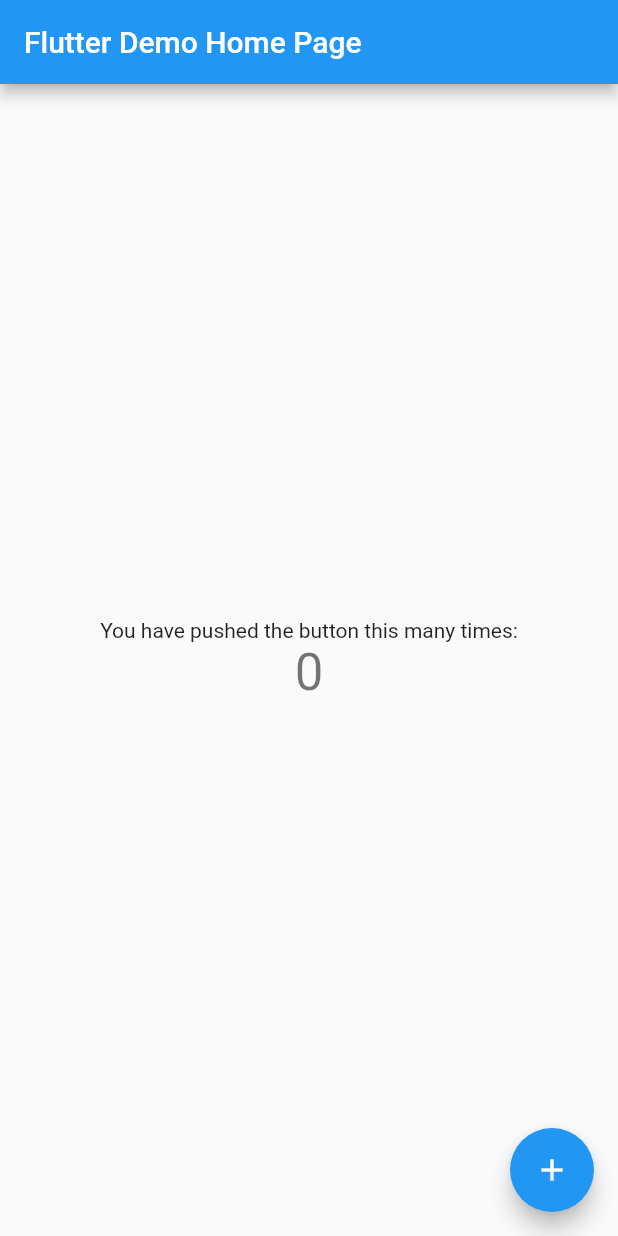
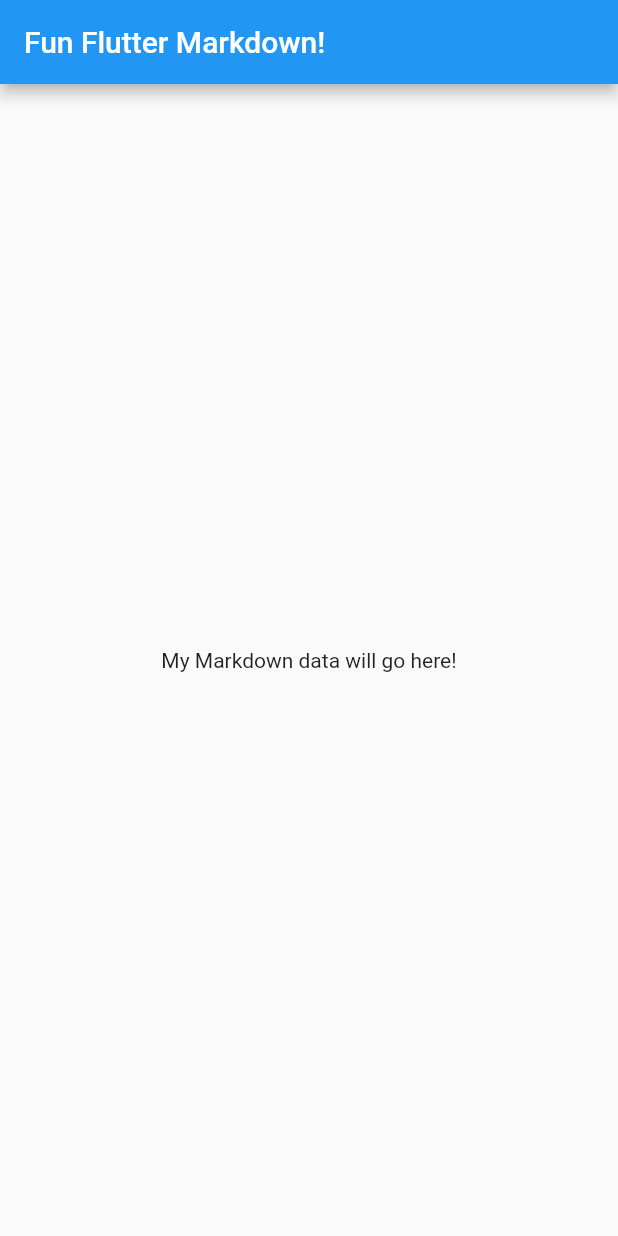
Before and after one commit to YuckiestPenguin/flutter_fun_markdown, a Flutter app: the screen it shows after launch, on a phone screen of 412 x 824 dp. Run offline on Flutter 3.47's test engine with Material 2 defaults, Android fonts, the phone set to English and light mode, and no system bars.

Commit message:
setting up a skeleton

```diff
--- a/lib/main.dart
+++ b/lib/main.dart
@@ -1,4 +1,5 @@
 import 'package:flutter/material.dart';
+import 'package:flutter/services.dart' show rootBundle;
 
 void main() {
   runApp(MyApp());
@@ -26,22 +27,13 @@ class MyApp extends StatelessWidget {
         // closer together (more dense) than on mobile platforms.
         visualDensity: VisualDensity.adaptivePlatformDensity,
       ),
-      home: MyHomePage(title: 'Flutter Demo Home Page'),
+      home: MyHomePage(title: 'Flutter Fun Markdown!'),
     );
   }
 }
 
 class MyHomePage extends StatefulWidget {
   MyHomePage({Key key, this.title}) : super(key: key);
-
-  // This widget is the home page of your application. It is stateful, meaning
-  // that it has a State object (defined below) that contains fields that affect
-  // how it looks.
-
-  // This class is the configuration for the state. It holds the values (in this
-  // case the title) provided by the parent (in this case the App widget) and
-  // used by the build method of the State. Fields in a Widget subclass are
-  // always marked "final".
 
   final String title;
 
@@ -50,68 +42,19 @@ class MyHomePage extends StatefulWidget {
 }
 
 class _MyHomePageState extends State<MyHomePage> {
-  int _counter = 0;
-
-  void _incrementCounter() {
-    setState(() {
-      // This call to setState tells the Flutter framework that something has
-      // changed in this State, which causes it to rerun the build method below
-      // so that the display can reflect the updated values. If we changed
-      // _counter without calling setState(), then the build method would not be
-      // called again, and so nothing would appear to happen.
-      _counter++;
-    });
-  }
 
   @override
   Widget build(BuildContext context) {
-    // This method is rerun every time setState is called, for instance as done
-    // by the _incrementCounter method above.
-    //
-    // The Flutter framework has been optimized to make rerunning build methods
-    // fast, so that you can just rebuild anything that needs updating rather
-    // than having to individually change instances of widgets.
     return Scaffold(
       appBar: AppBar(
-        // Here we take the value from the MyHomePage object that was created by
-        // the App.build method, and use it to set our appbar title.
-        title: Text(widget.title),
+        title: Text('Fun Flutter Markdown!'),
       ),
-      body: Center(
-        // Center is a layout widget. It takes a single child and positions it
-        // in the middle of the parent.
-        child: Column(
-          // Column is also a layout widget. It takes a list of children and
-          // arranges them vertically. By default, it sizes itself to fit its
-          // children horizontally, and tries to be as tall as its parent.
-          //
-          // Invoke "debug painting" (press "p" in the console, choose the
-          // "Toggle Debug Paint" action from the Flutter Inspector in Android
-          // Studio, or the "Toggle Debug Paint" command in Visual Studio Code)
-          // to see the wireframe for each widget.
-          //
-          // Column has various properties to control how it sizes itself and
-          // how it positions its children. Here we use mainAxisAlignment to
-          // center the children vertically; the main axis here is the vertical
-          // axis because Columns are vertical (the cross axis would be
-          // horizontal).
-          mainAxisAlignment: MainAxisAlignment.center,
-          children: <Widget>[
-            Text(
-              'You have pushed the button this many times:',
-            ),
-            Text(
-              '$_counter',
-              style: Theme.of(context).textTheme.headline4,
-            ),
-          ],
+      body: Padding(
+        padding: const EdgeInsets.all(8.0),
+        child: Center(
+          child: Text('My Markdown data will go here!'),
         ),
       ),
-      floatingActionButton: FloatingActionButton(
-        onPressed: _incrementCounter,
-        tooltip: 'Increment',
-        child: Icon(Icons.add),
-      ), // This trailing comma makes auto-formatting nicer for build methods.
     );
   }
 }
--- a/pubspec.yaml
+++ b/pubspec.yaml
@@ -24,6 +24,7 @@ dependencies:
   flutter:
     sdk: flutter
 
+  flutter_markdown: ^0.5.1
 
   # The following adds the Cupertino Icons font to your application.
   # Use with the CupertinoIcons class for iOS style icons.
@@ -45,9 +46,8 @@ flutter:
   uses-material-design: true
 
   # To add assets to your application, add an assets section, like this:
-  # assets:
-  #   - images/a_dot_burr.jpeg
-  #   - images/a_dot_ham.jpeg
+  assets:
+    - assets/markdown_source_data.md
 
   # An image asset can refer to one or more resolution-specific "variants", see
   # https://flutter.dev/assets-and-images/#resolution-aware.
```
Also changed, not shown: pubspec.lock, 1 other file.
